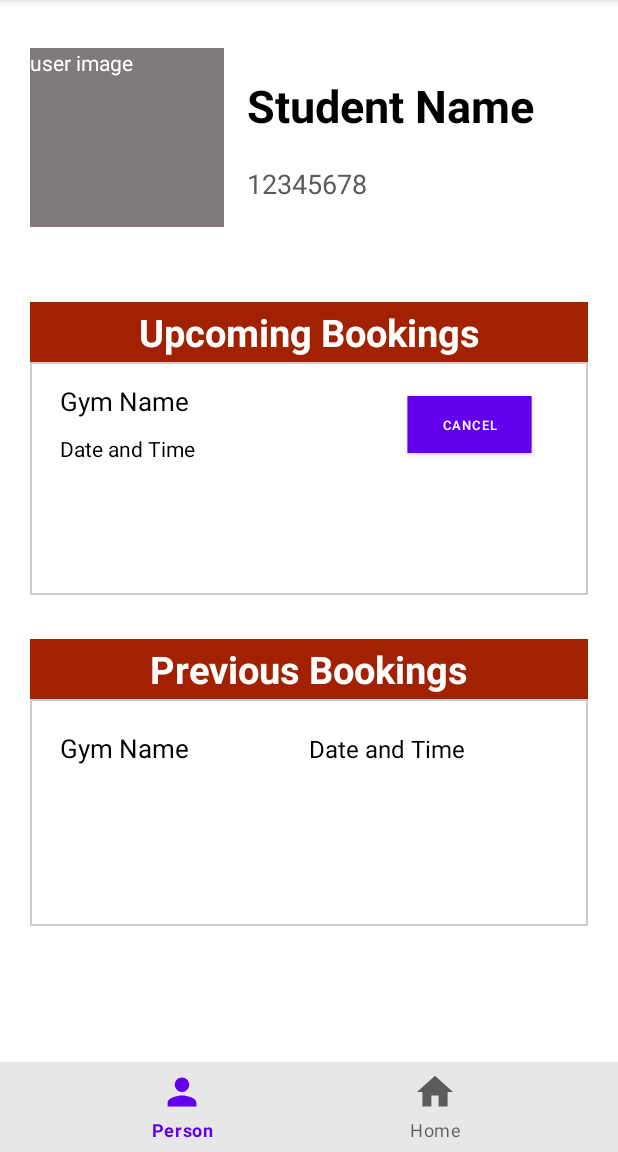
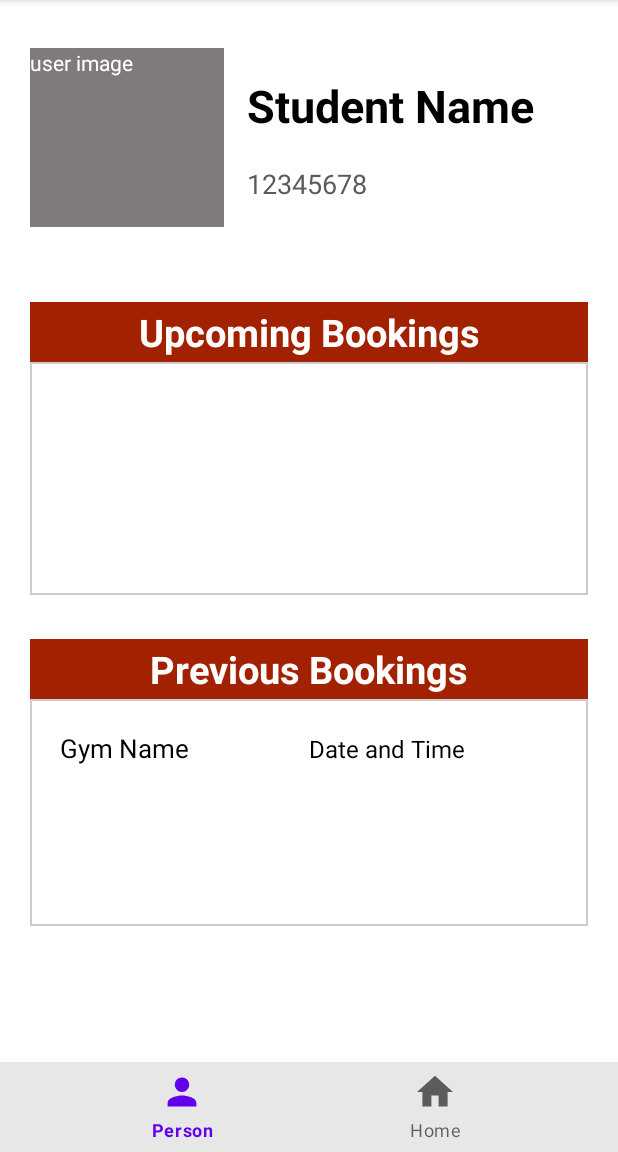
Before and after one commit to zssee/USCRecApp, an Android app: the SummaryPage screen opened directly, with no data from a screen before it, on a phone screen of 412 x 824 dp, the part 84-1236 px from its top. Run offline under Robolectric (Android 15) with nearby library versions, the phone set to English and light mode, and no system bars; our stand-ins replace Firebase (no records; nobody signed in at launch, a user with empty details on screens opened directly).

Commit message:
created scroll view and dynamically created list of upcoming bookings

```diff
--- a/app/src/main/res/layout/activity_summary_page.xml
+++ b/app/src/main/res/layout/activity_summary_page.xml
@@ -59,8 +59,8 @@
         app:layout_constraintStart_toStartOf="parent"
         app:layout_constraintTop_toBottomOf="@+id/divider" />
 
-    <ScrollView
-        android:id="@+id/scrollView2"
+    <ListView
+        android:id="@+id/upcomingList"
         android:layout_width="372dp"
         android:layout_height="155dp"
         android:layout_marginStart="21dp"
@@ -70,58 +70,59 @@
         app:layout_constraintStart_toStartOf="parent"
         app:layout_constraintTop_toBottomOf="@+id/upcomingTitle">
 
-        <LinearLayout
-            android:layout_width="match_parent"
-            android:layout_height="wrap_content"
-            android:orientation="vertical">
+<!--        <LinearLayout-->
+<!--            android:id="@+id/upcomingRow"-->
+<!--            android:layout_width="match_parent"-->
+<!--            android:layout_height="wrap_content"-->
+<!--            android:orientation="vertical">-->
 
-            <LinearLayout
-                android:layout_width="match_parent"
-                android:layout_height="match_parent"
-                android:orientation="horizontal">
+<!--            <LinearLayout-->
+<!--                android:layout_width="match_parent"-->
+<!--                android:layout_height="match_parent"-->
+<!--                android:orientation="horizontal">-->
 
-                <LinearLayout
-                    android:layout_width="227dp"
-                    android:layout_height="match_parent"
-                    android:layout_weight="1"
-                    android:orientation="vertical">
+<!--                <LinearLayout-->
+<!--                    android:layout_width="227dp"-->
+<!--                    android:layout_height="match_parent"-->
+<!--                    android:layout_weight="1"-->
+<!--                    android:orientation="vertical">-->
 
-                    <TextView
-                        android:id="@+id/gymName"
-                        android:layout_width="match_parent"
-                        android:layout_height="32dp"
-                        android:gravity="center_vertical"
-                        android:paddingLeft="10sp"
-                        android:text="@string/gym_name"
-                        android:textColor="#040404"
-                        android:textSize="17sp" />
+<!--                    <TextView-->
+<!--                        android:id="@+id/gymName"-->
+<!--                        android:layout_width="match_parent"-->
+<!--                        android:layout_height="32dp"-->
+<!--                        android:gravity="center_vertical"-->
+<!--                        android:paddingLeft="10sp"-->
+<!--                        android:text="@string/gym_name"-->
+<!--                        android:textColor="#040404"-->
+<!--                        android:textSize="17sp" />-->
 
-                    <TextView
-                        android:id="@+id/dateAndTime"
-                        android:layout_width="match_parent"
-                        android:layout_height="31dp"
-                        android:gravity="center_vertical"
-                        android:paddingLeft="10sp"
-                        android:text="@string/date_and_time"
-                        android:textColor="#000000" />
+<!--                    <TextView-->
+<!--                        android:id="@+id/dateAndTime"-->
+<!--                        android:layout_width="match_parent"-->
+<!--                        android:layout_height="31dp"-->
+<!--                        android:gravity="center_vertical"-->
+<!--                        android:paddingLeft="10sp"-->
+<!--                        android:text="@string/date_and_time"-->
+<!--                        android:textColor="#000000" />-->
 
-                </LinearLayout>
+<!--                </LinearLayout>-->
 
-                <Button
-                    android:id="@+id/cancelButton"
-                    android:layout_width="151dp"
-                    android:layout_height="match_parent"
-                    android:layout_weight="1"
-                    android:background="#AF0500"
-                    android:backgroundTint="#AF0500"
-                    android:scaleX="0.60"
-                    android:scaleY="0.60"
-                    android:text="@string/cancel"
-                    tools:ignore="TouchTargetSizeCheck" />
-            </LinearLayout>
+<!--                <Button-->
+<!--                    android:id="@+id/cancelButton"-->
+<!--                    android:layout_width="151dp"-->
+<!--                    android:layout_height="match_parent"-->
+<!--                    android:layout_weight="1"-->
+<!--                    android:background="#AF0500"-->
+<!--                    android:backgroundTint="#AF0500"-->
+<!--                    android:scaleX="0.60"-->
+<!--                    android:scaleY="0.60"-->
+<!--                    android:text="@string/cancel"-->
+<!--                    tools:ignore="TouchTargetSizeCheck" />-->
+<!--            </LinearLayout>-->
 
-        </LinearLayout>
-    </ScrollView>
+<!--        </LinearLayout>-->
+    </ListView>
 
     <ScrollView
         android:layout_width="372dp"
@@ -193,7 +194,7 @@
         android:visibility="invisible"
         app:layout_constraintEnd_toEndOf="parent"
         app:layout_constraintStart_toStartOf="parent"
-        app:layout_constraintTop_toBottomOf="@+id/scrollView2" />
+        app:layout_constraintTop_toBottomOf="@+id/upcomingList" />
 
     <TextView
         android:id="@+id/myimage"
```
Also changed, not shown: app/src/main/java/com/example/uscrecapp/BookingAdapter.java (added, +74 -0 lines), app/src/main/java/com/example/uscrecapp/SummaryPage.java (+89 -21 lines), app/src/main/res/layout/upcoming_list_view.xml (added, +51 -0 lines).
